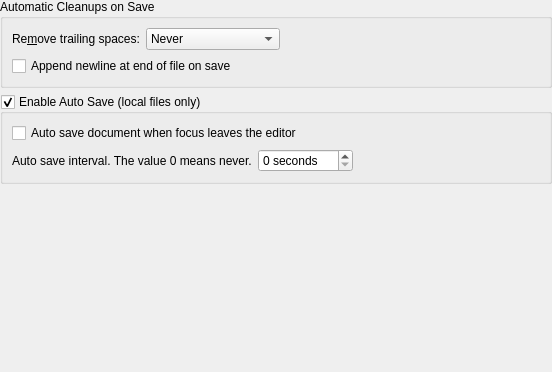
KDE/ktexteditor, file src/dialogs/opensaveconfigwidget.ui: the form before one commit; both pictures show x 0 to 552 and y 235 to 607 of the 552 by 607 pixel window.
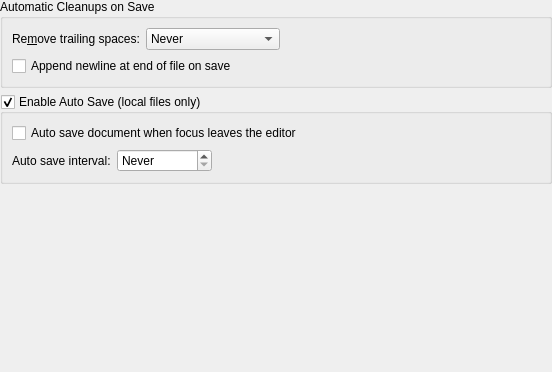
The form after the commit.

Commit message: use special value to indicate never for auto save

```diff
--- a/src/dialogs/opensaveconfigwidget.ui
+++ b/src/dialogs/opensaveconfigwidget.ui
@@ -260,14 +260,14 @@
         <item>
          <widget class="QLabel" name="label_2">
           <property name="text">
-           <string>Auto save interval. The value 0 means never.</string>
+           <string>Auto save interval:</string>
           </property>
          </widget>
         </item>
         <item>
          <widget class="QSpinBox" name="spbAutoSaveInterval">
           <property name="specialValueText">
-           <string/>
+           <string>Never</string>
           </property>
           <property name="suffix">
            <string> seconds</string>
```
Lines whose indentation alone changed are shown as unchanged.
